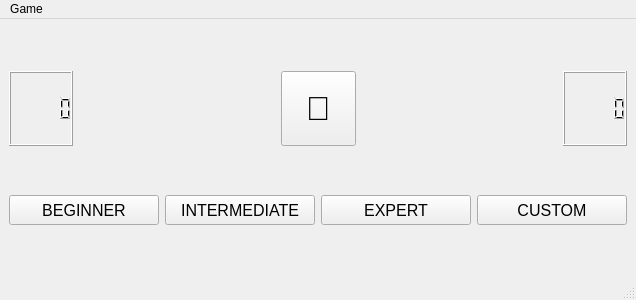
Qt form minesweeper_ui.ui (rekin5320/minesweeper) before a commit.
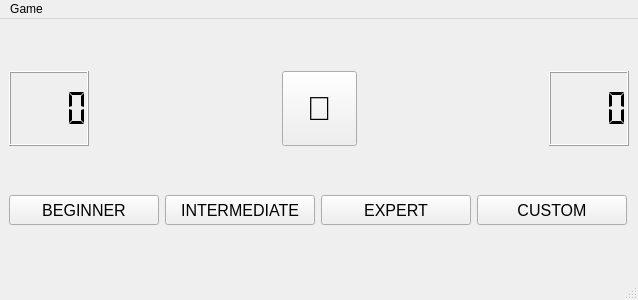
The same form after that commit.

Commit message: Improved LCDs appearence

Patch:
```diff
--- a/minesweeper_ui.ui
+++ b/minesweeper_ui.ui
@@ -6,7 +6,7 @@
    <rect>
     <x>0</x>
     <y>0</y>
-    <width>300</width>
+    <width>638</width>
     <height>300</height>
    </rect>
   </property>
@@ -19,12 +19,24 @@
      <layout class="QHBoxLayout" name="horizontalLayout">
       <item>
        <widget class="QLCDNumber" name="lcdNumber_left">
+        <property name="minimumSize">
+         <size>
+          <width>80</width>
+          <height>0</height>
+         </size>
+        </property>
         <property name="maximumSize">
          <size>
           <width>16777215</width>
           <height>75</height>
          </size>
         </property>
+        <property name="digitCount">
+         <number>4</number>
+        </property>
+        <property name="segmentStyle">
+         <enum>QLCDNumber::Flat</enum>
+        </property>
        </widget>
       </item>
       <item>
@@ -91,12 +103,24 @@
       </item>
       <item>
        <widget class="QLCDNumber" name="lcdNumber_right">
+        <property name="minimumSize">
+         <size>
+          <width>80</width>
+          <height>0</height>
+         </size>
+        </property>
         <property name="maximumSize">
          <size>
           <width>16777215</width>
           <height>75</height>
          </size>
         </property>
+        <property name="digitCount">
+         <number>4</number>
+        </property>
+        <property name="segmentStyle">
+         <enum>QLCDNumber::Flat</enum>
+        </property>
        </widget>
       </item>
      </layout>
@@ -270,7 +294,7 @@
     <rect>
      <x>0</x>
      <y>0</y>
-     <width>300</width>
+     <width>638</width>
      <height>21</height>
     </rect>
    </property>
```
The commit also changes 1 other file.
